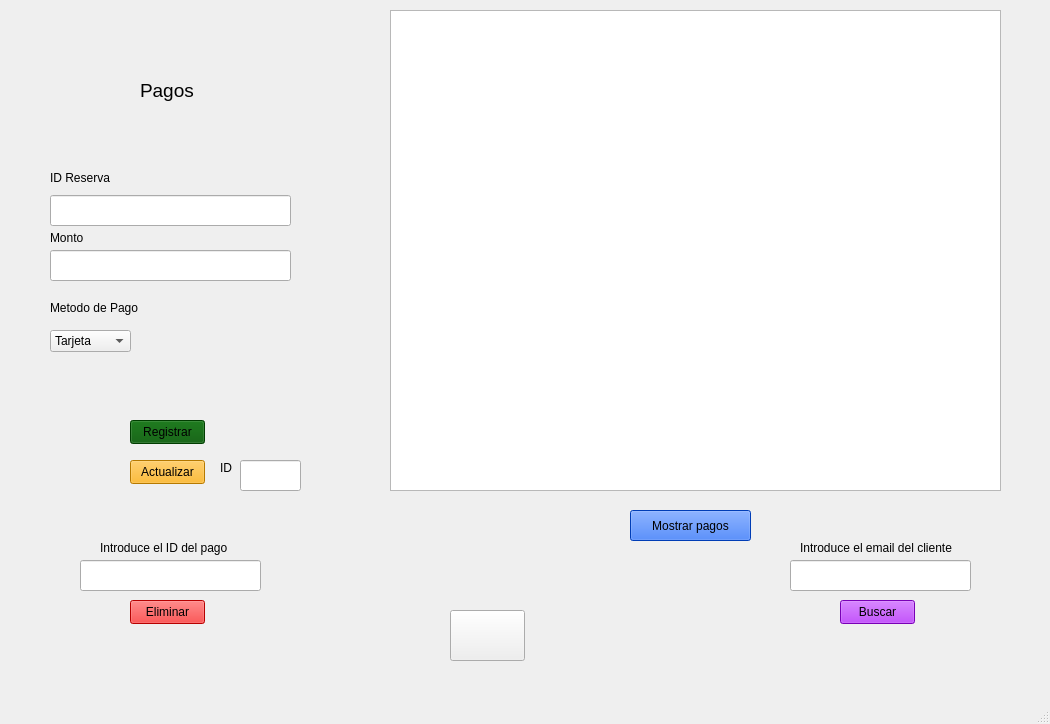
Above: pago/pagos.ui from smorcor744/pyQT before the change. Below: the same form after it.
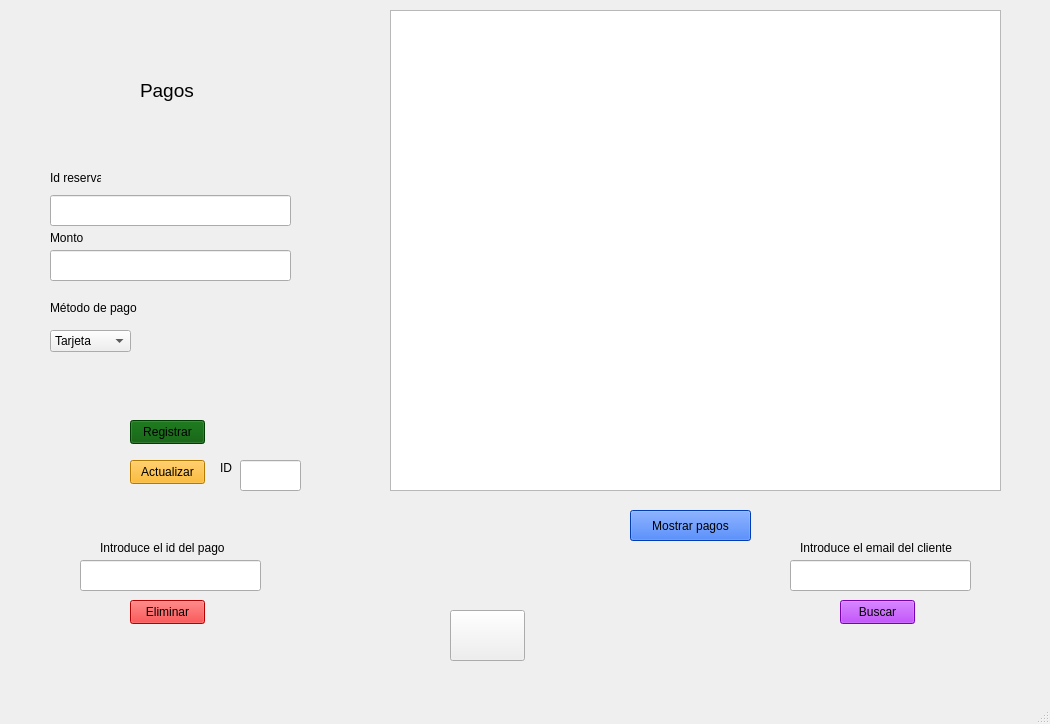
That is the form after the change. Icons and pictures are not drawn.

Diff of the .ui file:
```diff
--- a/pago/pagos.ui
+++ b/pago/pagos.ui
@@ -46,12 +46,12 @@
      <rect>
       <x>50</x>
       <y>170</y>
-      <width>111</width>
+      <width>51</width>
       <height>16</height>
      </rect>
     </property>
     <property name="text">
-     <string>ID Reserva</string>
+     <string>Id reserva</string>
     </property>
    </widget>
    <widget class="QLabel" name="label_3">
@@ -64,7 +64,7 @@
      </rect>
     </property>
     <property name="text">
-     <string>Metodo de Pago</string>
+     <string>Método de pago</string>
     </property>
    </widget>
    <widget class="QLabel" name="label_4">
@@ -165,7 +165,7 @@
      </rect>
     </property>
     <property name="text">
-     <string>Introduce el ID del pago</string>
+     <string>Introduce el id del pago</string>
     </property>
    </widget>
    <widget class="QPushButton" name="bt_eliminar_pago">
```
